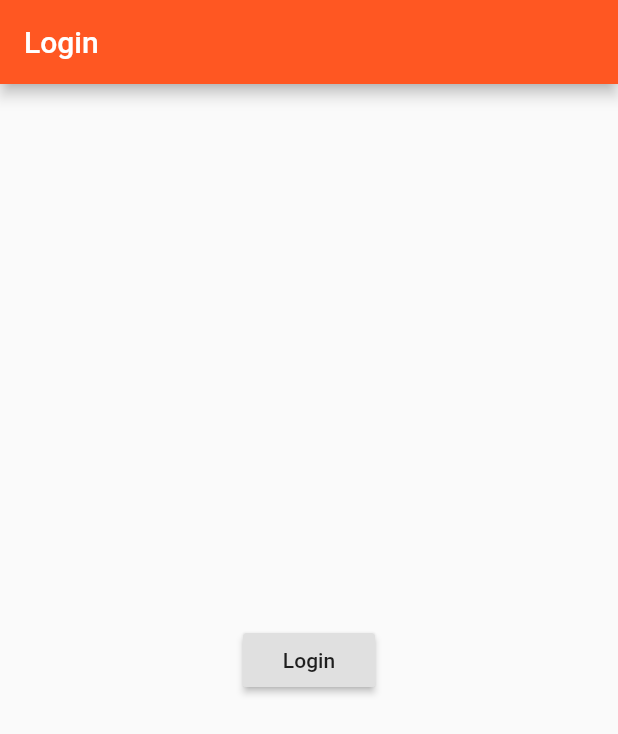
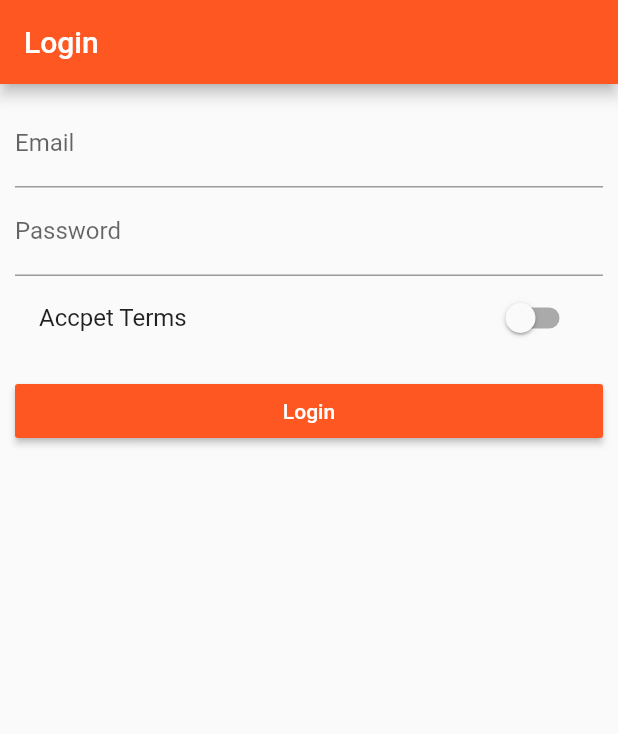
Before and after one commit to AnhVietPham/Learning_Flutter, a Flutter app: the screen it shows after launch, on a phone screen of 412 x 824 dp. Shown: the top 734 px of the screen. Run offline on Flutter 3.47's test engine with Material 2 defaults, Android fonts, the phone set to English and light mode, and no system bars.

Commit message:
Learning Flutter: Lecture 104

```diff
--- a/lib/main.dart
+++ b/lib/main.dart
@@ -14,7 +14,7 @@ class MyApp extends StatefulWidget {
 }
 
 class _MyAppState extends State<MyApp> {
-  List<Map<String, String>> _product = [];
+  List<Map<String, dynamic>> _product = [];
 
   void _addProducts(Map<String, dynamic> product) {
     setState(() {
@@ -33,10 +33,10 @@ class _MyAppState extends State<MyApp> {
   Widget build(BuildContext context) {
     return MaterialApp(
       theme: ThemeData(primarySwatch: Colors.deepOrange),
-      initialRoute: 'authPage',
+      initialRoute: '/',
       routes: {
-        'authPage': (BuildContext context) => AuthPage(),
-        '/': (BuildContext context) => ProductsPage(_product),
+        '/': (BuildContext context) => AuthPage(),
+        '/products': (BuildContext context) => ProductsPage(_product),
         '/admin': (BuildContext context) =>
             ProductsAdminPage(_addProducts, _deleteProduct),
       },
--- a/lib/pages/auth.dart
+++ b/lib/pages/auth.dart
@@ -1,18 +1,68 @@
 import 'package:flutter/material.dart';
 
-class AuthPage extends StatelessWidget {
+class AuthPage extends StatefulWidget {
+  @override
+  State<StatefulWidget> createState() {
+    return _AuthPageState();
+  }
+}
+
+class _AuthPageState extends State<AuthPage> {
+  String _emailValue;
+  String _passwordValue;
+  bool _acceptTerms = false;
+
   @override
   Widget build(BuildContext context) {
     return Scaffold(
       appBar: AppBar(
         title: Text("Login"),
       ),
-      body: Center(
-        child: RaisedButton(
-          child: Text('Login'),
-          onPressed: () {
-            Navigator.pushReplacementNamed(context, '/');
-          },
+      body: Container(
+        margin: EdgeInsets.all(10.0),
+        child: ListView(
+          children: <Widget>[
+            TextField(
+              decoration: InputDecoration(labelText: 'Email'),
+              keyboardType: TextInputType.emailAddress,
+              onChanged: (String value) {
+                setState(() {
+                  _emailValue = value;
+                });
+              },
+            ),
+            TextField(
+              decoration: InputDecoration(labelText: 'Password'),
+              obscureText: true,
+              onChanged: (String value) {
+                setState(() {
+                  _passwordValue = value;
+                });
+              },
+            ),
+            SwitchListTile(
+              value: _acceptTerms,
+              onChanged: (bool value) {
+                setState(() {
+                  _acceptTerms = value;
+                });
+              },
+              title: Text('Accpet Terms'),
+            ),
+            SizedBox(
+              height: 10.0,
+            ),
+            RaisedButton(
+              color: Theme.of(context).primaryColor,
+              textColor: Colors.white,
+              child: Text('Login'),
+              onPressed: () {
+                print(_emailValue);
+                print(_passwordValue);
+                Navigator.pushReplacementNamed(context, '/products');
+              },
+            ),
+          ],
         ),
       ),
     );
--- a/lib/pages/product_create.dart
+++ b/lib/pages/product_create.dart
@@ -48,8 +48,13 @@ class _ProductCreatePageState extends State<ProductCreatePage> {
               });
             },
           ),
+          SizedBox(
+            height: 10.0,
+          ),
           RaisedButton(
             child: Text('Save'),
+            color: Theme.of(context).accentColor,
+            textColor: Colors.white,
             onPressed: () {
               final Map<String, dynamic> product = {
                 'title': titleValue,
@@ -58,6 +63,7 @@ class _ProductCreatePageState extends State<ProductCreatePage> {
                 'image': 'assets/android.jpg'
               };
               widget.addProduct(product);
+              Navigator.pushReplacementNamed(context, '/products');
             },
           )
         ],
--- a/lib/pages/products.dart
+++ b/lib/pages/products.dart
@@ -3,7 +3,7 @@ import 'package:flutter/material.dart';
 import '../product_manager.dart';
 
 class ProductsPage extends StatelessWidget {
-  final List<Map<String, String>> products;
+  final List<Map<String, dynamic>> products;
 
   ProductsPage(this.products);
 
```
Also changed, not shown: lib/products.dart (+6 -2 lines).
